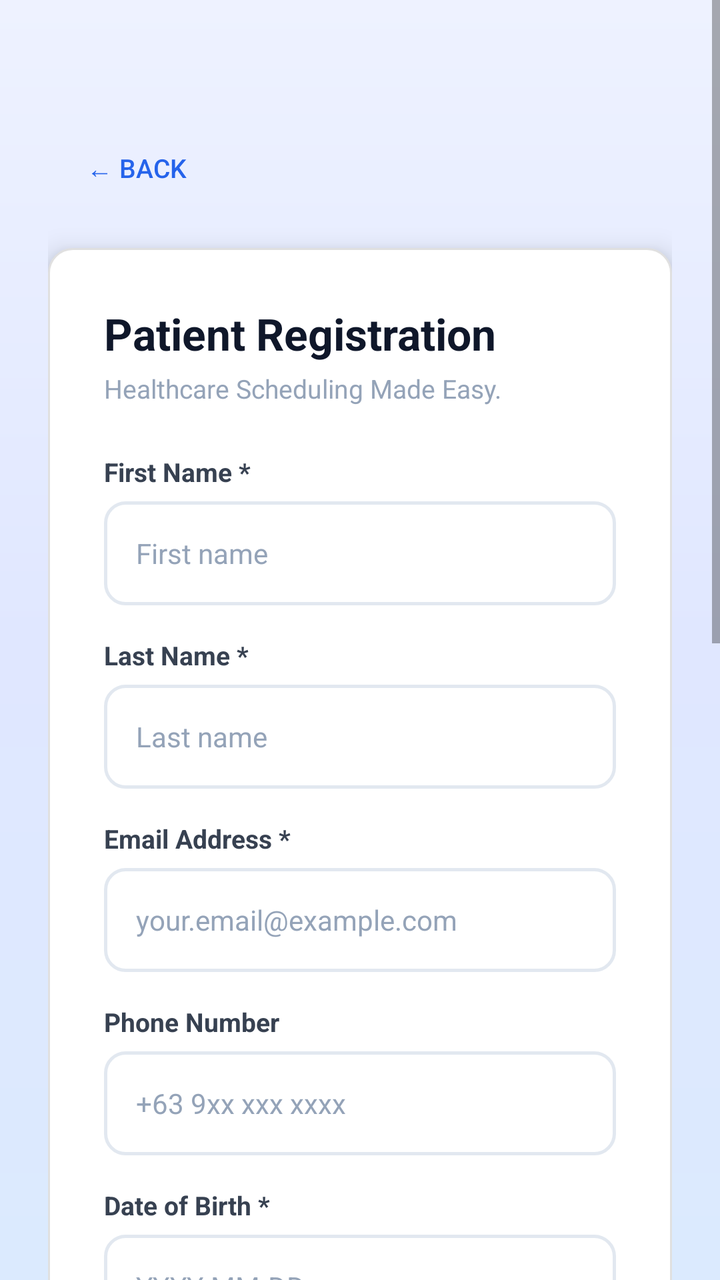
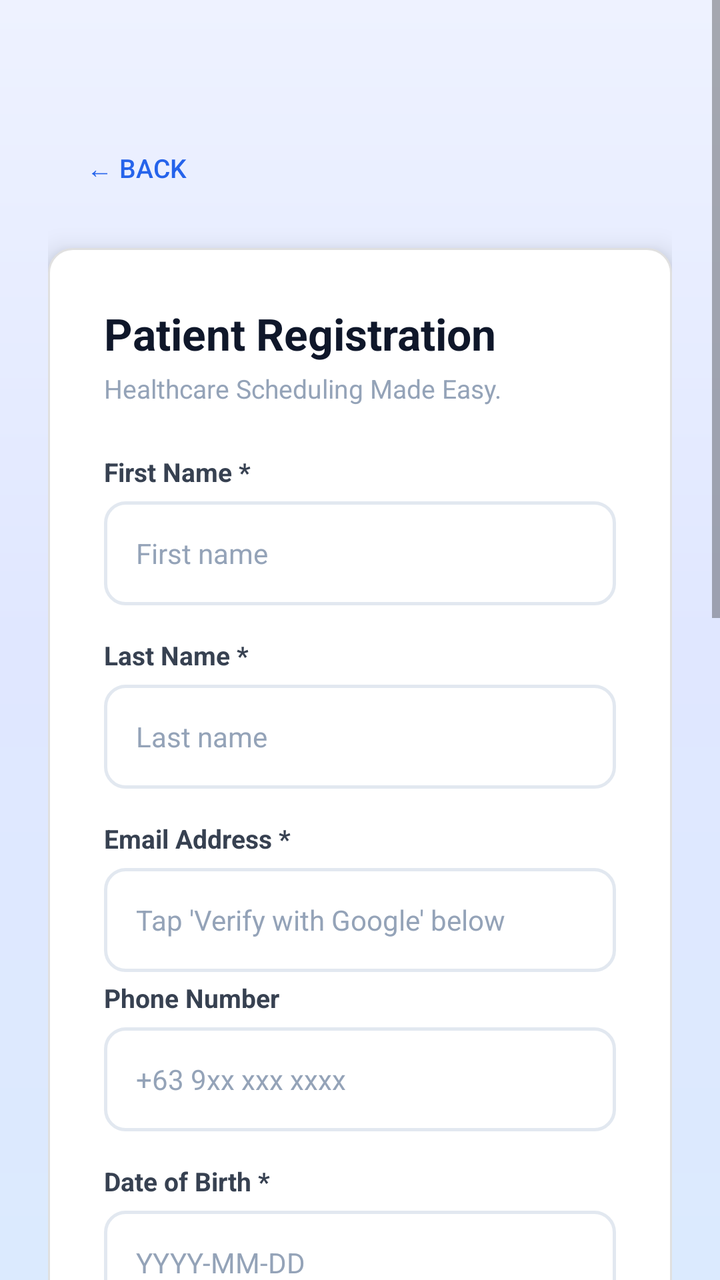

Screens rendered from an Android XML layout before and after an edit, with the pre-edit source and the edit as a unified diff.
<!-- AndroidManifest.xml: application theme Theme.Medicore -->
<!-- res/layout/activity_register_patient.xml -->
<?xml version="1.0" encoding="utf-8"?>
<ScrollView xmlns:android="http://schemas.android.com/apk/res/android"
    android:layout_width="match_parent"
    android:layout_height="match_parent"
    android:background="@drawable/gradient_background"
    android:fillViewport="true">

    <LinearLayout
        android:layout_width="match_parent"
        android:layout_height="wrap_content"
        android:orientation="vertical"
        android:padding="24dp"
        android:gravity="center_horizontal">

        
        <LinearLayout
            android:layout_width="match_parent"
            android:layout_height="wrap_content"
            android:orientation="horizontal"
            android:gravity="center_vertical"
            android:layout_marginTop="40dp"
            android:layout_marginBottom="20dp">
            <Button
                android:id="@+id/btnBack"
                android:layout_width="wrap_content"
                android:layout_height="40dp"
                android:text="← Back"
                android:textColor="#2563EB"
                android:textSize="13sp"
                android:background="@android:color/transparent"
                android:padding="0dp"/>
        </LinearLayout>

        
        <LinearLayout
            android:layout_width="match_parent"
            android:layout_height="wrap_content"
            android:orientation="vertical"
            android:background="@drawable/card_background"
            android:padding="28dp"
            android:elevation="8dp"
            android:layout_marginBottom="32dp">

            <TextView android:layout_width="wrap_content" android:layout_height="wrap_content"
                android:text="Patient Registration" android:textColor="#0F172A"
                android:textSize="22sp" android:textStyle="bold" android:layout_marginBottom="4dp"/>
            <TextView android:layout_width="wrap_content" android:layout_height="wrap_content"
                android:text="Healthcare Scheduling Made Easy."
                android:textColor="#94A3B8" android:textSize="13sp" android:layout_marginBottom="24dp"/>

            
            <TextView android:id="@+id/tvError" android:layout_width="match_parent"
                android:layout_height="wrap_content" android:textColor="#EF4444"
                android:textSize="13sp" android:background="@drawable/error_bg"
                android:padding="12dp" android:layout_marginBottom="16dp" android:visibility="gone"/>

            
            <TextView android:layout_width="wrap_content" android:layout_height="wrap_content"
                android:text="First Name *" android:textColor="#374151"
                android:textSize="13sp" android:textStyle="bold" android:layout_marginBottom="6dp"/>
            <EditText android:id="@+id/etFirstName" android:layout_width="match_parent"
                android:layout_height="52dp" android:hint="First name"
                android:inputType="textPersonName" android:background="@drawable/input_background"
                android:paddingStart="16dp" android:paddingEnd="16dp" android:textSize="14sp"
                android:textColor="#0F172A" android:textColorHint="#94A3B8" android:layout_marginBottom="16dp"/>

            
            <TextView android:layout_width="wrap_content" android:layout_height="wrap_content"
                android:text="Last Name *" android:textColor="#374151"
                android:textSize="13sp" android:textStyle="bold" android:layout_marginBottom="6dp"/>
            <EditText android:id="@+id/etLastName" android:layout_width="match_parent"
                android:layout_height="52dp" android:hint="Last name"
                android:inputType="textPersonName" android:background="@drawable/input_background"
                android:paddingStart="16dp" android:paddingEnd="16dp" android:textSize="14sp"
                android:textColor="#0F172A" android:textColorHint="#94A3B8" android:layout_marginBottom="16dp"/>

            
            <TextView android:layout_width="wrap_content" android:layout_height="wrap_content"
                android:text="Email Address *" android:textColor="#374151"
                android:textSize="13sp" android:textStyle="bold" android:layout_marginBottom="6dp"/>
            <EditText android:id="@+id/etEmail" android:layout_width="match_parent"
                android:layout_height="52dp" android:hint="your.email@example.com"
                android:inputType="textEmailAddress" android:background="@drawable/input_background"
                android:paddingStart="16dp" android:paddingEnd="16dp" android:textSize="14sp"
                android:textColor="#0F172A" android:textColorHint="#94A3B8" android:layout_marginBottom="16dp"/>

            
            <TextView android:layout_width="wrap_content" android:layout_height="wrap_content"
                android:text="Phone Number" android:textColor="#374151"
                android:textSize="13sp" android:textStyle="bold" android:layout_marginBottom="6dp"/>
            <EditText android:id="@+id/etPhone" android:layout_width="match_parent"
                android:layout_height="52dp" android:hint="+63 9xx xxx xxxx"
                android:inputType="phone" android:background="@drawable/input_background"
                android:paddingStart="16dp" android:paddingEnd="16dp" android:textSize="14sp"
                android:textColor="#0F172A" android:textColorHint="#94A3B8" android:layout_marginBottom="16dp"/>

            
            <TextView android:layout_width="wrap_content" android:layout_height="wrap_content"
                android:text="Date of Birth *" android:textColor="#374151"
                android:textSize="13sp" android:textStyle="bold" android:layout_marginBottom="6dp"/>
            <EditText android:id="@+id/etDob" android:layout_width="match_parent"
                android:layout_height="52dp" android:hint="YYYY-MM-DD"
                android:inputType="date" android:background="@drawable/input_background"
                android:paddingStart="16dp" android:paddingEnd="16dp" android:textSize="14sp"
                android:textColor="#0F172A" android:textColorHint="#94A3B8" android:layout_marginBottom="16dp"
                android:focusable="false" android:clickable="true"/>

            
            <TextView android:layout_width="wrap_content" android:layout_height="wrap_content"
                android:text="Sex *" android:textColor="#374151"
                android:textSize="13sp" android:textStyle="bold" android:layout_marginBottom="6dp"/>
            <Spinner android:id="@+id/spinnerGender" android:layout_width="match_parent"
                android:layout_height="52dp" android:background="@drawable/input_background"
                android:paddingStart="16dp" android:paddingEnd="16dp"
                android:layout_marginBottom="16dp"/>

            
            <TextView android:layout_width="wrap_content" android:layout_height="wrap_content"
                android:text="Address *" android:textColor="#374151"
                android:textSize="13sp" android:textStyle="bold" android:layout_marginBottom="6dp"/>
            <EditText android:id="@+id/etAddress" android:layout_width="match_parent"
                android:layout_height="52dp" android:hint="House No. / Street / Barangay / City"
                android:inputType="textPostalAddress" android:background="@drawable/input_background"
                android:paddingStart="16dp" android:paddingEnd="16dp" android:textSize="14sp"
                android:textColor="#0F172A" android:textColorHint="#94A3B8" android:layout_marginBottom="16dp"/>

            
            <TextView android:layout_width="wrap_content" android:layout_height="wrap_content"
                android:text="Password *" android:textColor="#374151"
                android:textSize="13sp" android:textStyle="bold" android:layout_marginBottom="6dp"/>
            <EditText android:id="@+id/etPassword" android:layout_width="match_parent"
                android:layout_height="52dp" android:hint="Min. 8 characters"
                android:inputType="textPassword" android:background="@drawable/input_background"
                android:paddingStart="16dp" android:paddingEnd="16dp" android:textSize="14sp"
                android:textColor="#0F172A" android:textColorHint="#94A3B8" android:layout_marginBottom="16dp"/>

            
            <TextView android:layout_width="wrap_content" android:layout_height="wrap_content"
                android:text="Confirm Password *" android:textColor="#374151"
                android:textSize="13sp" android:textStyle="bold" android:layout_marginBottom="6dp"/>
            <EditText android:id="@+id/etConfirmPassword" android:layout_width="match_parent"
                android:layout_height="52dp" android:hint="Repeat password"
                android:inputType="textPassword" android:background="@drawable/input_background"
                android:paddingStart="16dp" android:paddingEnd="16dp" android:textSize="14sp"
                android:textColor="#0F172A" android:textColorHint="#94A3B8" android:layout_marginBottom="24dp"/>

            
            <LinearLayout android:layout_width="match_parent" android:layout_height="wrap_content"
                android:background="@drawable/icon_bg_green" android:padding="12dp"
                android:layout_marginBottom="20dp">
                <TextView android:layout_width="wrap_content" android:layout_height="wrap_content"
                    android:text="✓  Your account will be registered as a Patient"
                    android:textColor="#059669" android:textSize="13sp"/>
            </LinearLayout>

            <Button android:id="@+id/btnRegister" android:layout_width="match_parent"
                android:layout_height="52dp" android:text="Create Patient Account →"
                android:textColor="#FFFFFF" android:textSize="15sp" android:textStyle="bold"
                android:background="@drawable/button_primary"/>
        </LinearLayout>
    </LinearLayout>
</ScrollView>
<!-- resources referenced by this layout -->
<resources>
  <!-- drawable button_primary (drawable) -->
  <?xml version="1.0" encoding="utf-8"?>
  <shape xmlns:android="http://schemas.android.com/apk/res/android"
      android:shape="rectangle">
      <gradient android:startColor="#2563EB" android:endColor="#1D4ED8" android:angle="135"/>
      <corners android:radius="11dp"/>
  </shape>
  <!-- drawable card_background (drawable) -->
  <?xml version="1.0" encoding="utf-8"?>
  <shape xmlns:android="http://schemas.android.com/apk/res/android"
      android:shape="rectangle">
      <solid android:color="#FFFFFF" />
      <corners android:radius="12dp" />
      <stroke android:width="1dp" android:color="#E0E0E0" />
  </shape>
  <!-- drawable error_bg (drawable) -->
  <?xml version="1.0" encoding="utf-8"?>
  <shape xmlns:android="http://schemas.android.com/apk/res/android"
      android:shape="rectangle">
      <solid android:color="#FEF2F2"/>
      <corners android:radius="10dp"/>
      <stroke android:width="1dp" android:color="#FECACA"/>
  </shape>
  <!-- drawable gradient_background (drawable) -->
  <?xml version="1.0" encoding="utf-8"?>
  <shape xmlns:android="http://schemas.android.com/apk/res/android">
      <gradient
          android:startColor="#EEF2FF"
          android:centerColor="#E0E7FF"
          android:endColor="#DBEAFE"
          android:angle="160"
          android:type="linear"/>
  </shape>
  <!-- drawable icon_bg_green (drawable) -->
  <?xml version="1.0" encoding="utf-8"?>
  <shape xmlns:android="http://schemas.android.com/apk/res/android" android:shape="rectangle">
      <solid android:color="#F0FDF4"/>
      <corners android:radius="12dp"/>
  </shape>
  <!-- drawable input_background (drawable) -->
  <?xml version="1.0" encoding="utf-8"?>
  <shape xmlns:android="http://schemas.android.com/apk/res/android"
      android:shape="rectangle">
      <solid android:color="#FFFFFF"/>
      <corners android:radius="10dp"/>
      <stroke android:width="1.5dp" android:color="#E2E8F0"/>
  </shape>
  <style name="Theme.Medicore" parent="Theme.AppCompat.Light.NoActionBar">
      </style>
</resources>

<!-- the commit's change to res/layout/activity_register_patient.xml (unified diff, before → after) -->
@@ -79,10 +79,23 @@
                 android:text="Email Address *" android:textColor="#374151"
                 android:textSize="13sp" android:textStyle="bold" android:layout_marginBottom="6dp"/>
             <EditText android:id="@+id/etEmail" android:layout_width="match_parent"
-                android:layout_height="52dp" android:hint="your.email@example.com"
+                android:layout_height="52dp" android:hint="Tap 'Verify with Google' below"
                 android:inputType="textEmailAddress" android:background="@drawable/input_background"
                 android:paddingStart="16dp" android:paddingEnd="16dp" android:textSize="14sp"
-                android:textColor="#0F172A" android:textColorHint="#94A3B8" android:layout_marginBottom="16dp"/>
+                android:textColor="#0F172A" android:textColorHint="#94A3B8"
+                android:layout_marginBottom="4dp"
+                android:focusable="false" android:clickable="false"/>
+
+            
+            <TextView
+                android:id="@+id/tvGoogleStatus"
+                android:layout_width="match_parent"
+                android:layout_height="wrap_content"
+                android:visibility="gone"
+                android:textSize="12sp"
+                android:textColor="#059669"
+                android:paddingStart="4dp"
+                android:layout_marginBottom="16dp"/>
 
             
             <TextView android:layout_width="wrap_content" android:layout_height="wrap_content"
@@ -100,7 +113,7 @@
                 android:textSize="13sp" android:textStyle="bold" android:layout_marginBottom="6dp"/>
             <EditText android:id="@+id/etDob" android:layout_width="match_parent"
                 android:layout_height="52dp" android:hint="YYYY-MM-DD"
-                android:inputType="date" android:background="@drawable/input_background"
+                android:background="@drawable/input_background"
                 android:paddingStart="16dp" android:paddingEnd="16dp" android:textSize="14sp"
                 android:textColor="#0F172A" android:textColorHint="#94A3B8" android:layout_marginBottom="16dp"
                 android:focusable="false" android:clickable="true"/>
@@ -153,10 +166,31 @@
                     android:textColor="#059669" android:textSize="13sp"/>
             </LinearLayout>
 
-            <Button android:id="@+id/btnRegister" android:layout_width="match_parent"
-                android:layout_height="52dp" android:text="Create Patient Account →"
-                android:textColor="#FFFFFF" android:textSize="15sp" android:textStyle="bold"
-                android:background="@drawable/button_primary"/>
+            
+            <Button
+                android:id="@+id/btnVerifyGoogle"
+                android:layout_width="match_parent"
+                android:layout_height="52dp"
+                android:text="Verify with Google"
+                android:textColor="#334155"
+                android:textSize="14sp"
+                android:textStyle="bold"
+                android:background="@drawable/button_outline"
+                android:layout_marginBottom="12dp"/>
+
+            
+            <Button
+                android:id="@+id/btnRegister"
+                android:layout_width="match_parent"
+                android:layout_height="52dp"
+                android:text="Create Patient Account →"
+                android:textColor="#FFFFFF"
+                android:textSize="15sp"
+                android:textStyle="bold"
+                android:background="@drawable/button_primary"
+                android:enabled="false"
+                android:alpha="0.5"/>
+
         </LinearLayout>
     </LinearLayout>
 </ScrollView>
<!-- resource entries referenced after the edit -->
@@ -1,5 +1,13 @@
 <!-- resources referenced by this layout -->
 <resources>
+  <!-- drawable button_outline (drawable) -->
+  <?xml version="1.0" encoding="utf-8"?>
+  <shape xmlns:android="http://schemas.android.com/apk/res/android"
+      android:shape="rectangle">
+      <solid android:color="#FFFFFF"/>
+      <corners android:radius="11dp"/>
+      <stroke android:width="1.5dp" android:color="#E2E8F0"/>
+  </shape>
   <!-- drawable button_primary (drawable) -->
   <?xml version="1.0" encoding="utf-8"?>
   <shape xmlns:android="http://schemas.android.com/apk/res/android"
